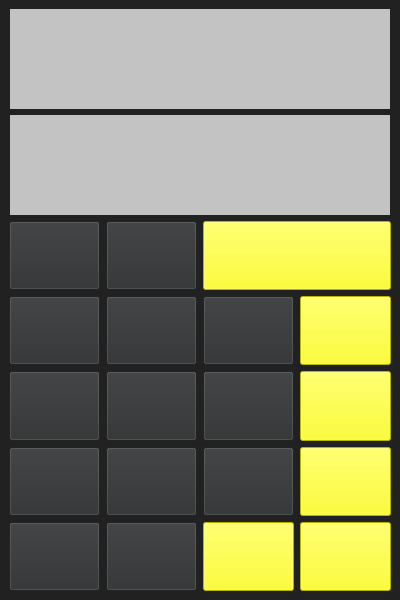
jordipermanyer/calculadoraQT, file mainwindow.ui: the form before one commit.
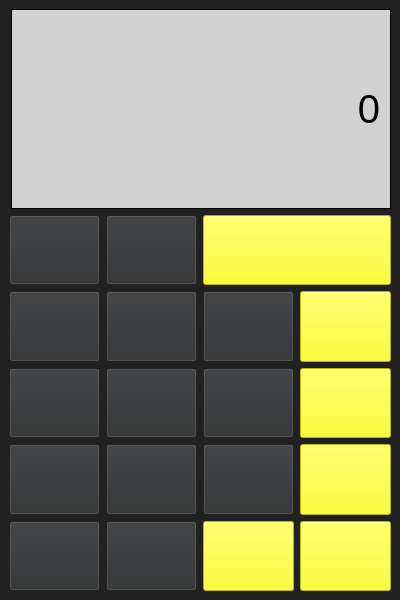
The form after the commit. Icons and pictures are not drawn.

The edit to the form file:
```diff
--- a/mainwindow.ui
+++ b/mainwindow.ui
@@ -39,29 +39,22 @@
    <layout class="QVBoxLayout" name="verticalLayout_2">
     <item>
      <layout class="QVBoxLayout" name="verticalLayout">
-      <item alignment="Qt::AlignHCenter|Qt::AlignVCenter">
-       <widget class="QTextBrowser" name="visor">
-        <property name="sizePolicy">
-         <sizepolicy hsizetype="Fixed" vsizetype="Fixed">
-          <horstretch>0</horstretch>
-          <verstretch>0</verstretch>
-         </sizepolicy>
-        </property>
+      <item>
+       <widget class="QLabel" name="visor">
         <property name="minimumSize">
          <size>
           <width>380</width>
-          <height>100</height>
+          <height>200</height>
          </size>
         </property>
         <property name="maximumSize">
          <size>
           <width>380</width>
-          <height>100</height>
+          <height>200</height>
          </size>
         </property>
         <property name="font">
          <font>
-          <family>Segoe UI</family>
           <pointsize>30</pointsize>
           <bold>false</bold>
          </font>
@@ -70,84 +63,20 @@
          <enum>Qt::RightToLeft</enum>
         </property>
         <property name="styleSheet">
-         <string notr="true">background-color: rgb(195, 195, 195);</string>
+         <string notr="true">color:rgb(0, 0, 0);
+background-color: rgb(210, 210, 210);</string>
         </property>
         <property name="frameShape">
-         <enum>QFrame::NoFrame</enum>
+         <enum>QFrame::Box</enum>
         </property>
-        <property name="frameShadow">
-         <enum>QFrame::Plain</enum>
+        <property name="text">
+         <string>&lt;html&gt;&lt;head/&gt;&lt;body&gt;&lt;p&gt;0&lt;/p&gt;&lt;/body&gt;&lt;/html&gt;</string>
         </property>
-        <property name="lineWidth">
-         <number>0</number>
+        <property name="alignment">
+         <set>Qt::AlignRight|Qt::AlignTrailing|Qt::AlignVCenter</set>
         </property>
-        <property name="verticalScrollBarPolicy">
-         <enum>Qt::ScrollBarAlwaysOff</enum>
-        </property>
-        <property name="horizontalScrollBarPolicy">
-         <enum>Qt::ScrollBarAlwaysOff</enum>
-        </property>
-        <property name="html">
-         <string>&lt;!DOCTYPE HTML PUBLIC &quot;-//W3C//DTD HTML 4.0//EN&quot; &quot;http://www.w3.org/TR/REC-html40/strict.dtd&quot;&gt;
-&lt;html&gt;&lt;head&gt;&lt;meta name=&quot;qrichtext&quot; content=&quot;1&quot; /&gt;&lt;meta charset=&quot;utf-8&quot; /&gt;&lt;style type=&quot;text/css&quot;&gt;
-p, li { white-space: pre-wrap; }
-hr { height: 1px; border-width: 0; }
-li.unchecked::marker { content: &quot;\2610&quot;; }
-li.checked::marker { content: &quot;\2612&quot;; }
-&lt;/style&gt;&lt;/head&gt;&lt;body style=&quot; font-family:'Segoe UI'; font-size:30pt; font-weight:400; font-style:normal;&quot;&gt;
-&lt;p align=&quot;right&quot; style=&quot;-qt-paragraph-type:empty; margin-top:0px; margin-bottom:0px; margin-left:0px; margin-right:0px; -qt-block-indent:0; text-indent:0px;&quot;&gt;&lt;br /&gt;&lt;/p&gt;&lt;/body&gt;&lt;/html&gt;</string>
-        </property>
-       </widget>
-      </item>
-      <item alignment="Qt::AlignHCenter|Qt::AlignVCenter">
-       <widget class="QTextBrowser" name="visor2">
-        <property name="sizePolicy">
-         <sizepolicy hsizetype="Fixed" vsizetype="Fixed">
-          <horstretch>0</horstretch>
-          <verstretch>0</verstretch>
-         </sizepolicy>
-        </property>
-        <property name="minimumSize">
-         <size>
-          <width>380</width>
-          <height>100</height>
-         </size>
-        </property>
-        <property name="maximumSize">
-         <size>
-          <width>380</width>
-          <height>100</height>
-         </size>
-        </property>
-        <property name="font">
-         <font>
-          <pointsize>30</pointsize>
-          <bold>false</bold>
-         </font>
-        </property>
-        <property name="layoutDirection">
-         <enum>Qt::RightToLeft</enum>
-        </property>
-        <property name="autoFillBackground">
-         <bool>false</bool>
-        </property>
-        <property name="styleSheet">
-         <string notr="true">background-color: rgb(195, 195, 195);</string>
-        </property>
-        <property name="frameShape">
-         <enum>QFrame::NoFrame</enum>
-        </property>
-        <property name="frameShadow">
-         <enum>QFrame::Plain</enum>
-        </property>
-        <property name="lineWidth">
-         <number>0</number>
-        </property>
-        <property name="verticalScrollBarPolicy">
-         <enum>Qt::ScrollBarAlwaysOff</enum>
-        </property>
-        <property name="horizontalScrollBarPolicy">
-         <enum>Qt::ScrollBarAlwaysOff</enum>
+        <property name="wordWrap">
+         <bool>true</bool>
         </property>
         <property name="textInteractionFlags">
          <set>Qt::NoTextInteraction</set>
```
Left out of the diff: 2 changed lines with no effect on the pictures.
